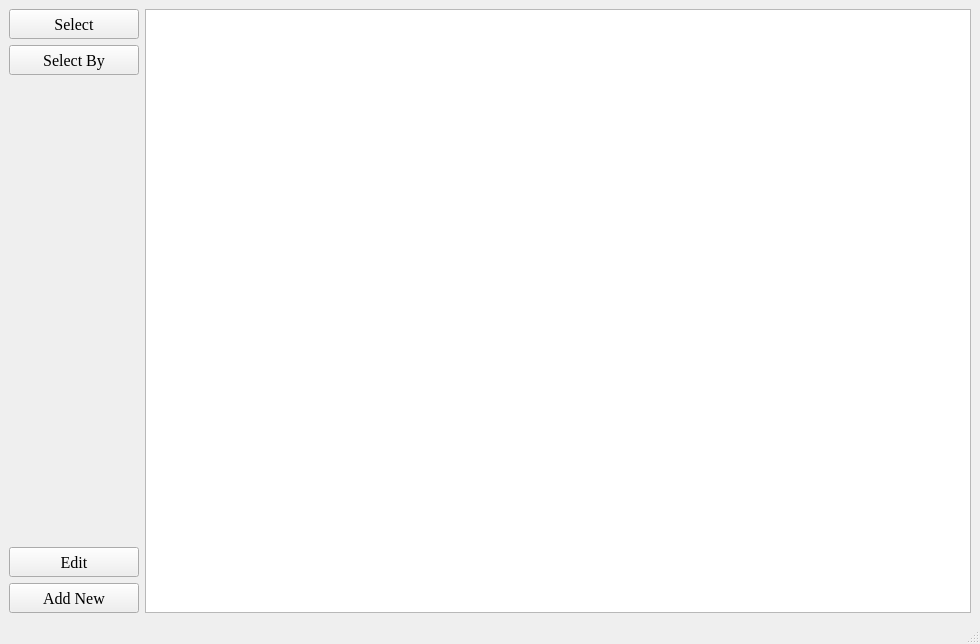
This is mainwindow.ui in FreeLike76/PostServiceSQL as Qt 5 draws it before an edit. The edited form follows.
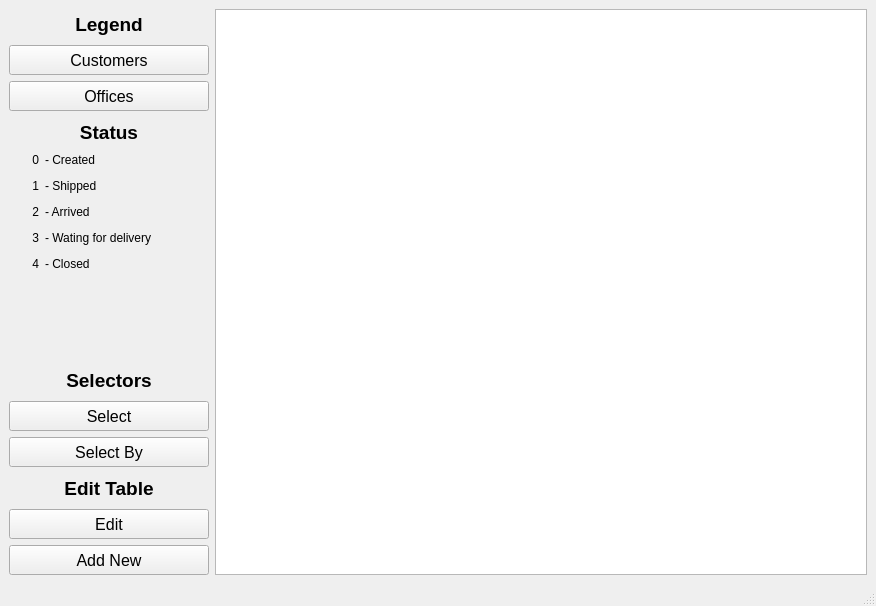
This is the edited form.

Commit message: Added two tables for reference as legends and overall restyling

```diff
--- a/mainwindow.ui
+++ b/mainwindow.ui
@@ -6,8 +6,8 @@
    <rect>
     <x>0</x>
     <y>0</y>
-    <width>980</width>
-    <height>644</height>
+    <width>876</width>
+    <height>606</height>
    </rect>
   </property>
   <property name="maximumSize">
@@ -24,55 +24,157 @@
     <item>
      <layout class="QVBoxLayout" name="verticalLayout_2">
       <item>
-       <widget class="QPushButton" name="buttonSelect">
+       <widget class="QLabel" name="labelLegend">
         <property name="minimumSize">
          <size>
-          <width>130</width>
+          <width>200</width>
           <height>30</height>
          </size>
         </property>
         <property name="maximumSize">
          <size>
-          <width>130</width>
+          <width>200</width>
           <height>30</height>
          </size>
         </property>
         <property name="font">
          <font>
-          <family>Times New Roman</family>
+          <family>Arial</family>
+          <pointsize>14</pointsize>
+          <weight>75</weight>
+          <bold>true</bold>
+         </font>
+        </property>
+        <property name="text">
+         <string>Legend</string>
+        </property>
+        <property name="alignment">
+         <set>Qt::AlignCenter</set>
+        </property>
+       </widget>
+      </item>
+      <item>
+       <widget class="QPushButton" name="buttonClients">
+        <property name="minimumSize">
+         <size>
+          <width>200</width>
+          <height>30</height>
+         </size>
+        </property>
+        <property name="maximumSize">
+         <size>
+          <width>200</width>
+          <height>30</height>
+         </size>
+        </property>
+        <property name="font">
+         <font>
+          <family>Arial</family>
           <pointsize>12</pointsize>
          </font>
         </property>
         <property name="text">
-         <string>Select</string>
+         <string>Customers</string>
         </property>
        </widget>
       </item>
       <item>
-       <widget class="QPushButton" name="buttonSelectBy">
+       <widget class="QPushButton" name="buttonOffices">
         <property name="minimumSize">
          <size>
-          <width>130</width>
+          <width>200</width>
           <height>30</height>
          </size>
         </property>
         <property name="maximumSize">
          <size>
-          <width>130</width>
+          <width>200</width>
           <height>30</height>
          </size>
         </property>
         <property name="font">
          <font>
-          <family>Times New Roman</family>
+          <family>Arial</family>
           <pointsize>12</pointsize>
          </font>
         </property>
         <property name="text">
-         <string>Select By</string>
+         <string>Offices</string>
         </property>
        </widget>
       </item>
+      <item>
+       <widget class="QLabel" name="labelStatus">
+        <property name="minimumSize">
+         <size>
+          <width>200</width>
+          <height>30</height>
+         </size>
+        </property>
+        <property name="maximumSize">
+         <size>
+          <width>200</width>
+          <height>30</height>
+         </size>
+        </property>
+        <property name="font">
+         <font>
+          <family>Arial</family>
+          <pointsize>14</pointsize>
+          <weight>75</weight>
+          <bold>true</bold>
+         </font>
+        </property>
+        <property name="text">
+         <string>Status</string>
+        </property>
+        <property name="alignment">
+         <set>Qt::AlignCenter</set>
+        </property>
+       </widget>
+      </item>
+      <item>
+       <layout class="QHBoxLayout" name="horizontalLayout_5">
+        <item>
+         <widget class="QLabel" name="label_2">
+          <property name="minimumSize">
+           <size>
+            <width>30</width>
+            <height>0</height>
+           </size>
+          </property>
+          <property name="maximumSize">
+           <size>
+            <width>30</width>
+            <height>16777215</height>
+           </size>
+          </property>
+          <property name="font">
+           <font>
+            <family>Arial</family>
+            <weight>50</weight>
+            <bold>false</bold>
+           </font>
+          </property>
+          <property name="text">
+           <string>&lt;html&gt;&lt;head/&gt;&lt;body&gt;&lt;p align=&quot;right&quot;&gt;&lt;span style=&quot; font-size:9pt;&quot;&gt;0&lt;/span&gt;&lt;/p&gt;&lt;p align=&quot;right&quot;&gt;&lt;span style=&quot; font-size:9pt;&quot;&gt;1&lt;/span&gt;&lt;/p&gt;&lt;p align=&quot;right&quot;&gt;&lt;span style=&quot; font-size:9pt;&quot;&gt;2&lt;/span&gt;&lt;/p&gt;&lt;p align=&quot;right&quot;&gt;&lt;span style=&quot; font-size:9pt;&quot;&gt;3&lt;/span&gt;&lt;/p&gt;&lt;p align=&quot;right&quot;&gt;&lt;span style=&quot; font-size:9pt;&quot;&gt;4&lt;/span&gt;&lt;/p&gt;&lt;/body&gt;&lt;/html&gt;</string>
+          </property>
+         </widget>
+        </item>
+        <item>
+         <widget class="QLabel" name="label">
+          <property name="font">
+           <font>
+            <family>Arial</family>
+           </font>
+          </property>
+          <property name="text">
+           <string>&lt;html&gt;&lt;head/&gt;&lt;body&gt;&lt;p&gt;&lt;span style=&quot; font-size:9pt;&quot;&gt;- Created&lt;/span&gt;&lt;/p&gt;&lt;p&gt;&lt;span style=&quot; font-size:9pt;&quot;&gt;- Shipped&lt;/span&gt;&lt;/p&gt;&lt;p&gt;&lt;span style=&quot; font-size:9pt;&quot;&gt;- Arrived&lt;/span&gt;&lt;/p&gt;&lt;p&gt;&lt;span style=&quot; font-size:9pt;&quot;&gt;- Wating for delivery&lt;/span&gt;&lt;/p&gt;&lt;p&gt;&lt;span style=&quot; font-size:9pt;&quot;&gt;- Closed&lt;/span&gt;&lt;/p&gt;&lt;/body&gt;&lt;/html&gt;</string>
+          </property>
+         </widget>
+        </item>
+       </layout>
+      </item>
       <item>
        <spacer name="verticalSpacer">
         <property name="orientation">
@@ -86,23 +188,133 @@
         </property>
        </spacer>
       </item>
+      <item>
+       <widget class="QLabel" name="labelSelectors">
+        <property name="minimumSize">
+         <size>
+          <width>200</width>
+          <height>30</height>
+         </size>
+        </property>
+        <property name="maximumSize">
+         <size>
+          <width>200</width>
+          <height>30</height>
+         </size>
+        </property>
+        <property name="font">
+         <font>
+          <family>Arial</family>
+          <pointsize>14</pointsize>
+          <weight>75</weight>
+          <bold>true</bold>
+         </font>
+        </property>
+        <property name="text">
+         <string>Selectors</string>
+        </property>
+        <property name="alignment">
+         <set>Qt::AlignCenter</set>
+        </property>
+       </widget>
+      </item>
+      <item>
+       <widget class="QPushButton" name="buttonSelect">
+        <property name="minimumSize">
+         <size>
+          <width>200</width>
+          <height>30</height>
+         </size>
+        </property>
+        <property name="maximumSize">
+         <size>
+          <width>130</width>
+          <height>30</height>
+         </size>
+        </property>
+        <property name="font">
+         <font>
+          <family>Arial</family>
+          <pointsize>12</pointsize>
+         </font>
+        </property>
+        <property name="text">
+         <string>Select</string>
+        </property>
+       </widget>
+      </item>
+      <item>
+       <widget class="QPushButton" name="buttonSelectBy">
+        <property name="minimumSize">
+         <size>
+          <width>200</width>
+          <height>30</height>
+         </size>
+        </property>
+        <property name="maximumSize">
+         <size>
+          <width>200</width>
+          <height>30</height>
+         </size>
+        </property>
+        <property name="font">
+         <font>
+          <family>Arial</family>
+          <pointsize>12</pointsize>
+         </font>
+        </property>
+        <property name="text">
+         <string>Select By</string>
+        </property>
+       </widget>
+      </item>
+      <item>
+       <widget class="QLabel" name="labelEditTable">
+        <property name="minimumSize">
+         <size>
+          <width>200</width>
+          <height>30</height>
+         </size>
+        </property>
+        <property name="maximumSize">
+         <size>
+          <width>200</width>
+          <height>30</height>
+         </size>
+        </property>
+        <property name="font">
+         <font>
+          <family>Arial</family>
+          <pointsize>14</pointsize>
+          <weight>75</weight>
+          <bold>true</bold>
+         </font>
+        </property>
+        <property name="text">
+         <string>Edit Table</string>
+        </property>
+        <property name="alignment">
+         <set>Qt::AlignCenter</set>
+        </property>
+       </widget>
+      </item>
       <item>
        <widget class="QPushButton" name="buttonEdit">
         <property name="minimumSize">
          <size>
-          <width>130</width>
+          <width>200</width>
           <height>30</height>
          </size>
         </property>
         <property name="maximumSize">
          <size>
-          <width>130</width>
+          <width>200</width>
           <height>30</height>
          </size>
         </property>
         <property name="font">
          <font>
-          <family>Times New Roman</family>
+          <family>Arial</family>
           <pointsize>12</pointsize>
          </font>
         </property>
@@ -115,19 +327,19 @@
        <widget class="QPushButton" name="buttonAdd">
         <property name="minimumSize">
          <size>
-          <width>130</width>
+          <width>200</width>
           <height>30</height>
          </size>
         </property>
         <property name="maximumSize">
          <size>
-          <width>130</width>
+          <width>200</width>
           <height>30</height>
          </size>
         </property>
         <property name="font">
          <font>
-          <family>Times New Roman</family>
+          <family>Arial</family>
           <pointsize>12</pointsize>
          </font>
         </property>
```
Left out of the diff: 2 changed lines with no effect on the pictures. The commit also changes 8 other files.
